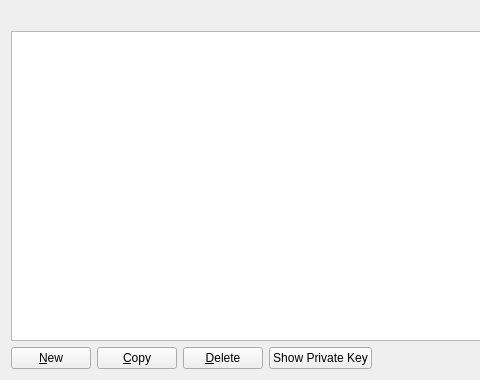
Qt form src/qt/forms/addressbookpage.ui (navcoin/navcoin-core) before a commit; both pictures show x 0 to 480 and y 0 to 380 of the 760 by 380 pixel window.
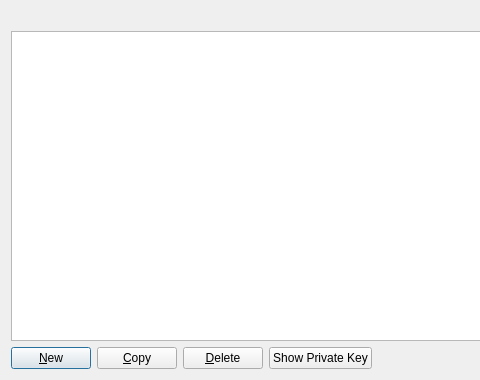
The same form after that commit. Icons and pictures are not drawn.

Commit message: Updated layout for receive page

The edit to the form file:
```diff
--- a/src/qt/forms/addressbookpage.ui
+++ b/src/qt/forms/addressbookpage.ui
@@ -68,13 +68,13 @@
        <property name="text">
         <string>&amp;New</string>
        </property>
+       <property name="default">
+        <bool>true</bool>
+       </property>
        <property name="icon">
         <iconset>
          <normaloff>:/icons/add</normaloff>:/icons/add</iconset>
        </property>
-       <property name="autoDefault">
-        <bool>false</bool>
-       </property>
       </widget>
      </item>
      <item>
```
Left out of the diff: 12 changed lines with no effect on the pictures. The commit also changes 2 other files.
